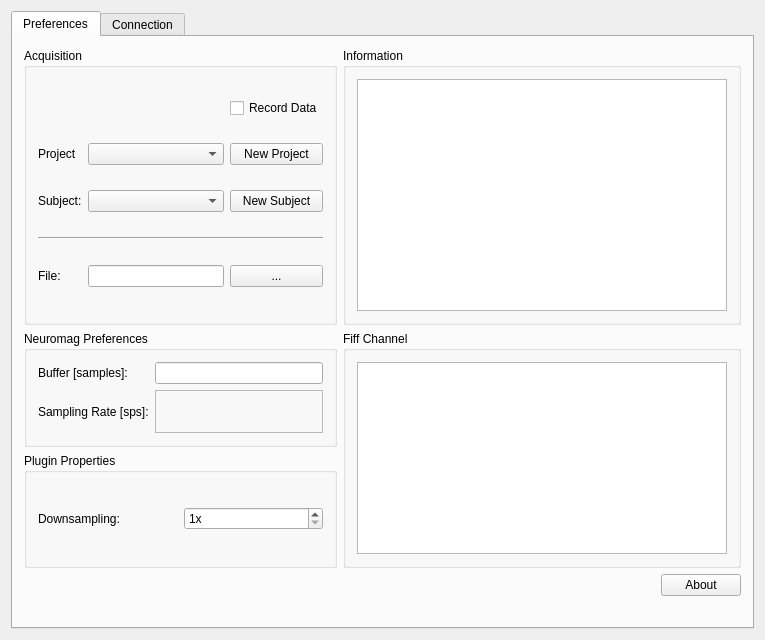
First picture: the form in applications/mne_x/plugins/neuromag/FormFiles/neuromagsetup.ui, repository mne-tools/mne-cpp, before the edit.
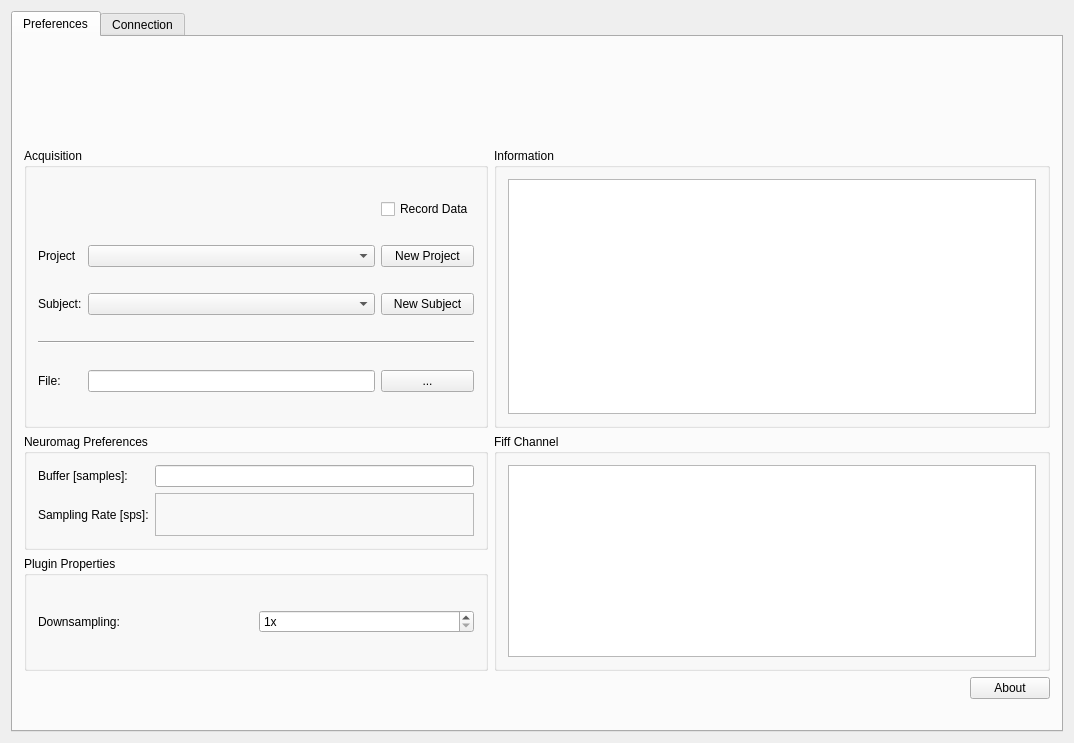
Second picture: the form after the edit. Icons and pictures are not drawn.

The edit to the form file:
```diff
--- a/applications/mne_x/plugins/neuromag/FormFiles/neuromagsetup.ui
+++ b/applications/mne_x/plugins/neuromag/FormFiles/neuromagsetup.ui
@@ -6,8 +6,8 @@
    <rect>
     <x>0</x>
     <y>0</y>
-    <width>765</width>
-    <height>640</height>
+    <width>1074</width>
+    <height>743</height>
    </rect>
   </property>
   <property name="windowTitle">
@@ -26,27 +26,56 @@
       <layout class="QVBoxLayout" name="verticalLayout_2">
        <item>
         <layout class="QGridLayout" name="m_qGridLayout_main">
-         <item row="5" column="2">
-          <widget class="QPushButton" name="m_qPushButton_About">
-           <property name="text">
-            <string>About</string>
-           </property>
-          </widget>
-         </item>
-         <item row="5" column="1">
-          <spacer name="m_qHorizontalSpacer_About">
-           <property name="orientation">
-            <enum>Qt::Horizontal</enum>
-           </property>
-           <property name="sizeHint" stdset="0">
-            <size>
-             <width>40</width>
-             <height>20</height>
-            </size>
-           </property>
-          </spacer>
-         </item>
          <item row="4" column="0">
+          <widget class="QGroupBox" name="m_qGroupBox_MneRtClientProperties">
+           <property name="title">
+            <string>Neuromag Preferences</string>
+           </property>
+           <layout class="QGridLayout" name="gridLayout">
+            <item row="3" column="1">
+             <widget class="QLineEdit" name="m_qLineEdit_BufferSize">
+              <property name="text">
+               <string/>
+              </property>
+             </widget>
+            </item>
+            <item row="3" column="0">
+             <widget class="QLabel" name="m_qLabel_BufferSize">
+              <property name="text">
+               <string>Buffer [samples]:</string>
+              </property>
+             </widget>
+            </item>
+            <item row="4" column="1">
+             <widget class="QLabel" name="m_qLabel_sps">
+              <property name="frameShape">
+               <enum>QFrame::StyledPanel</enum>
+              </property>
+              <property name="text">
+               <string/>
+              </property>
+             </widget>
+            </item>
+            <item row="4" column="0">
+             <widget class="QLabel" name="m_qLabel_sps_description">
+              <property name="sizePolicy">
+               <sizepolicy hsizetype="Minimum" vsizetype="Minimum">
+                <horstretch>0</horstretch>
+                <verstretch>0</verstretch>
+               </sizepolicy>
+              </property>
+              <property name="layoutDirection">
+               <enum>Qt::LeftToRight</enum>
+              </property>
+              <property name="text">
+               <string>Sampling Rate [sps]:</string>
+              </property>
+             </widget>
+            </item>
+           </layout>
+          </widget>
+         </item>
+         <item row="5" column="0">
           <widget class="QGroupBox" name="m_qGroupBox_PluginProperties">
            <property name="sizePolicy">
             <sizepolicy hsizetype="Minimum" vsizetype="Minimum">
@@ -96,56 +125,7 @@
            </layout>
           </widget>
          </item>
-         <item row="3" column="0">
-          <widget class="QGroupBox" name="m_qGroupBox_MneRtClientProperties">
-           <property name="title">
-            <string>Neuromag Preferences</string>
-           </property>
-           <layout class="QGridLayout" name="gridLayout">
-            <item row="3" column="1">
-             <widget class="QLineEdit" name="m_qLineEdit_BufferSize">
-              <property name="text">
-               <string/>
-              </property>
-             </widget>
-            </item>
-            <item row="3" column="0">
-             <widget class="QLabel" name="m_qLabel_BufferSize">
-              <property name="text">
-               <string>Buffer [samples]:</string>
-              </property>
-             </widget>
-            </item>
-            <item row="4" column="1">
-             <widget class="QLabel" name="m_qLabel_sps">
-              <property name="frameShape">
-               <enum>QFrame::StyledPanel</enum>
-              </property>
-              <property name="text">
-               <string/>
-              </property>
-             </widget>
-            </item>
-            <item row="4" column="0">
-             <widget class="QLabel" name="m_qLabel_sps_description">
-              <property name="sizePolicy">
-               <sizepolicy hsizetype="Minimum" vsizetype="Minimum">
-                <horstretch>0</horstretch>
-                <verstretch>0</verstretch>
-               </sizepolicy>
-              </property>
-              <property name="layoutDirection">
-               <enum>Qt::LeftToRight</enum>
-              </property>
-              <property name="text">
-               <string>Sampling Rate [sps]:</string>
-              </property>
-             </widget>
-            </item>
-           </layout>
-          </widget>
-         </item>
-         <item row="0" column="0" rowspan="3">
+         <item row="1" column="0" rowspan="3">
           <widget class="QGroupBox" name="m_qGroupBox_Acquisition">
            <property name="title">
             <string>Acquisition</string>
@@ -219,25 +199,17 @@
            </layout>
           </widget>
          </item>
-         <item row="0" column="1" rowspan="3" colspan="2">
-          <widget class="QGroupBox" name="m_qGroupBox_Information">
-           <property name="minimumSize">
-            <size>
-             <width>0</width>
-             <height>0</height>
-            </size>
+         <item row="0" column="2" colspan="2">
+          <widget class="QLabel" name="m_qLabelNeuromagImage">
+           <property name="text">
+            <string/>
            </property>
-           <property name="title">
-            <string>Information</string>
+           <property name="pixmap">
+            <pixmap resource="../neuromag.qrc">:/images/neuromag.png</pixmap>
            </property>
-           <layout class="QGridLayout" name="m_qGridLayout_Information">
-            <item row="0" column="0">
-             <widget class="QTextBrowser" name="m_qTextBrowser_Information"/>
-            </item>
-           </layout>
           </widget>
          </item>
-         <item row="3" column="1" rowspan="2" colspan="2">
+         <item row="4" column="1" rowspan="2" colspan="3">
           <widget class="QGroupBox" name="m_qGroupBox_Channels">
            <property name="title">
             <string>Fiff Channel</string>
@@ -249,6 +221,57 @@
            </layout>
           </widget>
          </item>
+         <item row="6" column="3">
+          <widget class="QPushButton" name="m_qPushButton_About">
+           <property name="text">
+            <string>About</string>
+           </property>
+          </widget>
+         </item>
+         <item row="6" column="1" colspan="2">
+          <spacer name="m_qHorizontalSpacer_About">
+           <property name="orientation">
+            <enum>Qt::Horizontal</enum>
+           </property>
+           <property name="sizeHint" stdset="0">
+            <size>
+             <width>40</width>
+             <height>20</height>
+            </size>
+           </property>
+          </spacer>
+         </item>
+         <item row="1" column="1" rowspan="3" colspan="3">
+          <widget class="QGroupBox" name="m_qGroupBox_Information">
+           <property name="minimumSize">
+            <size>
+             <width>0</width>
+             <height>0</height>
+            </size>
+           </property>
+           <property name="title">
+            <string>Information</string>
+           </property>
+           <layout class="QGridLayout" name="m_qGridLayout_Information">
+            <item row="0" column="0">
+             <widget class="QTextBrowser" name="m_qTextBrowser_Information"/>
+            </item>
+           </layout>
+          </widget>
+         </item>
+         <item row="0" column="1">
+          <spacer name="m_qHorizontalSpacerTitle">
+           <property name="orientation">
+            <enum>Qt::Horizontal</enum>
+           </property>
+           <property name="sizeHint" stdset="0">
+            <size>
+             <width>40</width>
+             <height>20</height>
+            </size>
+           </property>
+          </spacer>
+         </item>
         </layout>
        </item>
        <item>
```
Left out of the diff: 4 changed lines with no effect on the pictures.
